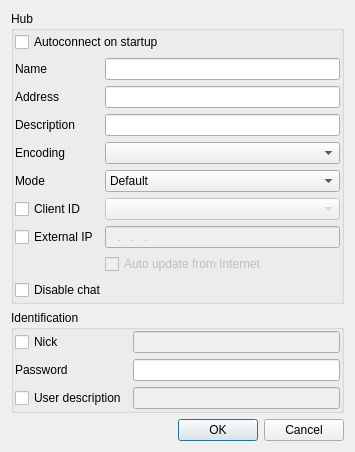
eiskaltdcpp/eiskaltdcpp, file eiskaltdcpp-qt/ui/UIFavoriteHubEditor.ui: the form before one commit.
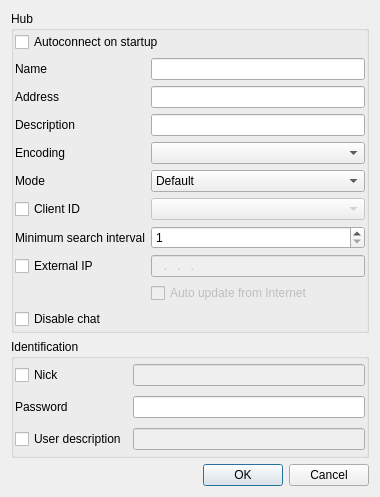
The form after the commit. Custom widgets are drawn as their Qt base class.

The edit to the form file:
```diff
--- a/eiskaltdcpp-qt/ui/UIFavoriteHubEditor.ui
+++ b/eiskaltdcpp-qt/ui/UIFavoriteHubEditor.ui
@@ -6,8 +6,8 @@
    <rect>
     <x>0</x>
     <y>0</y>
-    <width>355</width>
-    <height>451</height>
+    <width>380</width>
+    <height>497</height>
    </rect>
   </property>
   <property name="windowTitle">
@@ -89,7 +89,7 @@
         </property>
        </widget>
       </item>
-      <item row="7" column="0">
+      <item row="9" column="0">
        <widget class="QCheckBox" name="checkBox_IP">
         <property name="text">
          <string>External IP</string>
@@ -103,7 +103,7 @@
         </property>
        </widget>
       </item>
-      <item row="7" column="1">
+      <item row="9" column="1">
        <widget class="LineEdit" name="lineEdit_IP">
         <property name="enabled">
          <bool>false</bool>
@@ -113,7 +113,7 @@
         </property>
        </widget>
       </item>
-      <item row="8" column="1">
+      <item row="10" column="1">
        <widget class="QCheckBox" name="checkBox_USEINTERNET">
         <property name="enabled">
          <bool>false</bool>
@@ -123,7 +123,7 @@
         </property>
        </widget>
       </item>
-      <item row="9" column="0" colspan="2">
+      <item row="11" column="0" colspan="2">
        <widget class="QCheckBox" name="checkBox_DISABLECHAT">
         <property name="text">
          <string>Disable chat</string>
@@ -156,6 +156,23 @@
         </property>
        </widget>
       </item>
+      <item row="8" column="0">
+       <widget class="QLabel" name="label_7">
+        <property name="text">
+         <string>Minimum search interval</string>
+        </property>
+       </widget>
+      </item>
+      <item row="8" column="1">
+       <widget class="QSpinBox" name="spinBox_MINSEARCH_INTERVAL">
+        <property name="minimum">
+         <number>1</number>
+        </property>
+        <property name="maximum">
+         <number>1000</number>
+        </property>
+       </widget>
+      </item>
      </layout>
     </widget>
    </item>
@@ -168,7 +185,7 @@
       <property name="margin">
        <number>1</number>
       </property>
-      <item row="0" column="1">
+      <item row="1" column="1">
        <widget class="LineEdit" name="lineEdit_NICK">
         <property name="enabled">
          <bool>false</bool>
@@ -178,7 +195,7 @@
         </property>
        </widget>
       </item>
-      <item row="1" column="1">
+      <item row="2" column="1">
        <widget class="LineEdit" name="lineEdit_PASSWORD">
         <property name="toolTip">
          <string>If hub requires password, define it here.</string>
@@ -188,7 +205,7 @@
         </property>
        </widget>
       </item>
-      <item row="2" column="1">
+      <item row="3" column="1">
        <widget class="LineEdit" name="lineEdit_USERDESC">
         <property name="enabled">
          <bool>false</bool>
@@ -198,21 +215,21 @@
         </property>
        </widget>
       </item>
-      <item row="0" column="0">
+      <item row="1" column="0">
        <widget class="QCheckBox" name="checkBox_NICK">
         <property name="text">
          <string>Nick</string>
         </property>
        </widget>
       </item>
-      <item row="2" column="0">
+      <item row="3" column="0">
        <widget class="QCheckBox" name="checkBox_USERDESC">
         <property name="text">
          <string>User description</string>
         </property>
        </widget>
       </item>
-      <item row="1" column="0">
+      <item row="2" column="0">
        <widget class="QLabel" name="label_5">
         <property name="text">
          <string>Password</string>
```
